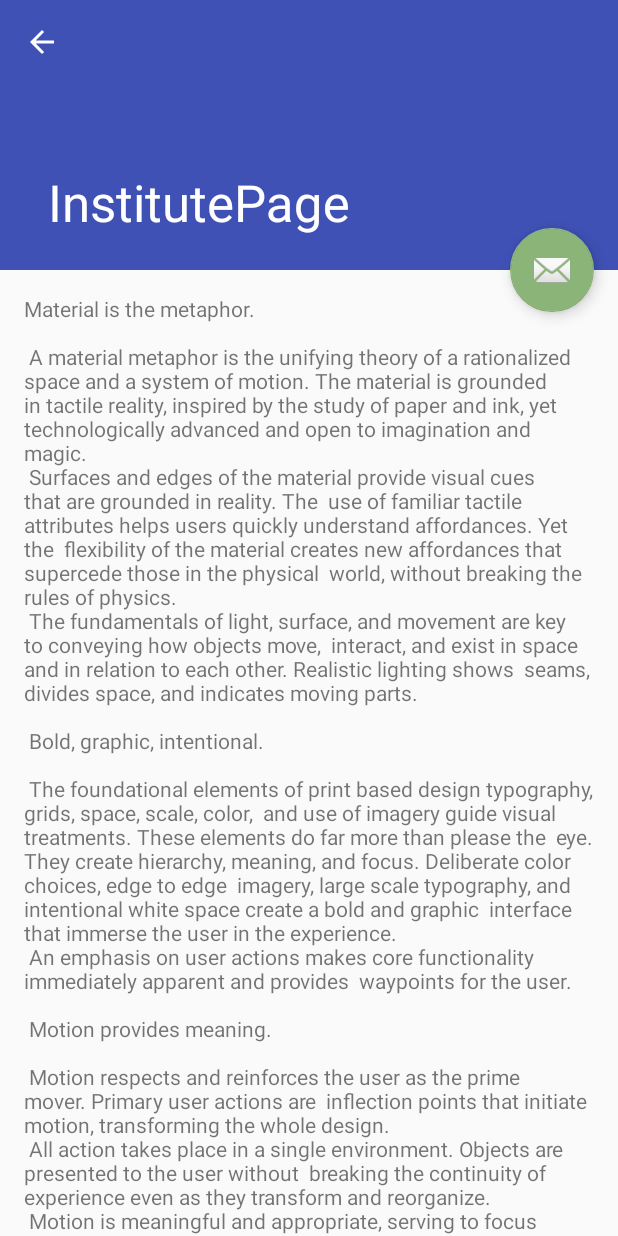
After one commit to Alekseych4/Vyzi2.0, an Android app: the InstitutePage screen opened directly, with no data from a screen before it, on a phone screen of 412 x 824 dp. The commit adds this screen. Run offline under Robolectric (Android 15) with nearby library versions, the phone set to English and light mode, and no system bars; 1 statement that could not run was skipped.

Commit message:
List of directions was added. NullPointerException in InstitutePage

```diff
--- /dev/null
+++ b/app/src/main/java/ru/abityrienty/vyzi/InstitutePage.java
@@ -0,0 +1,36 @@
+package ru.abityrienty.vyzi;
+
+import android.content.Intent;
+import android.os.Bundle;
+import android.support.design.widget.FloatingActionButton;
+import android.support.design.widget.Snackbar;
+import android.support.v7.app.AppCompatActivity;
+import android.support.v7.widget.Toolbar;
+import android.view.View;
+
+public class InstitutePage extends AppCompatActivity {
+    Intent receiveIntent;
+    int listId;
+
+    @Override
+    protected void onCreate(Bundle savedInstanceState) {
+        super.onCreate(savedInstanceState);
+        setContentView(R.layout.activity_institute_page);
+        Toolbar toolbar = (Toolbar) findViewById(R.id.toolbar);
+        setSupportActionBar(toolbar);
+
+        receiveIntent = getIntent();
+        Bundle bundle = receiveIntent.getExtras();
+        listId = bundle.getInt("_id");
+
+        FloatingActionButton fab = (FloatingActionButton) findViewById(R.id.fab);
+        fab.setOnClickListener(new View.OnClickListener() {
+            @Override
+            public void onClick(View view) {
+                Snackbar.make(view, "Replace with your own action", Snackbar.LENGTH_LONG)
+                        .setAction("Action", null).show();
+            }
+        });
+        getSupportActionBar().setDisplayHomeAsUpEnabled(true);
+    }
+}
--- a/app/src/main/java/ru/abityrienty/vyzi/ListOfVyziAdapter.java
+++ b/app/src/main/java/ru/abityrienty/vyzi/ListOfVyziAdapter.java
@@ -16,6 +16,11 @@ import android.widget.ImageView;
  */
 
 public class ListOfVyziAdapter extends SimpleCursorAdapter {
+
+    /**
+     * It's important to place column where you store images on the first place
+     * of the @from array
+     */
 
 
     Context ctx;
--- a/app/src/main/java/ru/abityrienty/vyzi/UniBriefInfoTable_Columns.java
+++ b/app/src/main/java/ru/abityrienty/vyzi/UniBriefInfoTable_Columns.java
@@ -5,6 +5,7 @@ package ru.abityrienty.vyzi;
  */
 
 public class UniBriefInfoTable_Columns {
+    public static final String ID = "_id";
     public static final String UNI_NAME = "university_name";
     public static final String CREATE_DATE = "creating_date";
     public static final String IMG_SRC = "img_src";
--- a/app/src/main/java/ru/abityrienty/vyzi/UniMainInfoConsts.java
+++ b/app/src/main/java/ru/abityrienty/vyzi/UniMainInfoConsts.java
@@ -5,9 +5,11 @@ package ru.abityrienty.vyzi;
  */
 
 public class UniMainInfoConsts {
+    public static final String ID = "_id";
     public static final String UNI_FULL_NAME = "university_name";
     public static final String UNI_BRIEF_NAME = "brief_name";
     public static final String INFO_ABOUT = "inf_about";
     public static final String IMG_SRC = "img_source";
     public static final String HISTORY_SRC = "history_source";
+    public static final String NEXT_TABLE ="next_table";
 }
--- /dev/null
+++ b/app/src/main/res/layout/activity_institute_page.xml
@@ -0,0 +1,46 @@
+<?xml version="1.0" encoding="utf-8"?>
+<android.support.design.widget.CoordinatorLayout xmlns:android="http://schemas.android.com/apk/res/android"
+    xmlns:app="http://schemas.android.com/apk/res-auto"
+    xmlns:tools="http://schemas.android.com/tools"
+    android:layout_width="match_parent"
+    android:layout_height="match_parent"
+    android:fitsSystemWindows="true"
+    tools:context="ru.abityrienty.vyzi.InstitutePage">
+
+    <android.support.design.widget.AppBarLayout
+        android:id="@+id/app_bar"
+        android:layout_width="match_parent"
+        android:layout_height="@dimen/app_bar_height"
+        android:fitsSystemWindows="true"
+        android:theme="@style/AppTheme.AppBarOverlay">
+
+        <android.support.design.widget.CollapsingToolbarLayout
+            android:id="@+id/toolbar_layout"
+            android:layout_width="match_parent"
+            android:layout_height="match_parent"
+            android:fitsSystemWindows="true"
+            app:contentScrim="?attr/colorPrimary"
+            app:layout_scrollFlags="scroll|exitUntilCollapsed">
+
+            <android.support.v7.widget.Toolbar
+                android:id="@+id/toolbar"
+                android:layout_width="match_parent"
+                android:layout_height="?attr/actionBarSize"
+                app:layout_collapseMode="pin"
+                app:popupTheme="@style/AppTheme.PopupOverlay" />
+
+        </android.support.design.widget.CollapsingToolbarLayout>
+    </android.support.design.widget.AppBarLayout>
+
+    <include layout="@layout/content_institute_page" />
+
+    <android.support.design.widget.FloatingActionButton
+        android:id="@+id/fab"
+        android:layout_width="wrap_content"
+        android:layout_height="wrap_content"
+        android:layout_margin="@dimen/fab_margin"
+        app:layout_anchor="@id/app_bar"
+        app:layout_anchorGravity="bottom|end"
+        app:srcCompat="@android:drawable/ic_dialog_email" />
+
+</android.support.design.widget.CoordinatorLayout>
--- a/app/src/main/res/layout/content_directions_list.xml
+++ b/app/src/main/res/layout/content_directions_list.xml
@@ -8,11 +8,10 @@
     tools:context="ru.abityrienty.vyzi.Directions_list"
     tools:showIn="@layout/activity_directions_list">
     <LinearLayout
-        android:layout_width="0dp"
+        android:layout_width="match_parent"
         android:layout_height="wrap_content"
         app:layout_constraintLeft_toLeftOf="parent"
-        app:layout_constraintRight_toRightOf="parent"
-        tools:layout_editor_absoluteY="0dp">
+        app:layout_constraintRight_toRightOf="parent">
     <ListView
         android:id="@+id/directions_list"
         android:layout_width="match_parent"
--- /dev/null
+++ b/app/src/main/res/layout/content_institute_page.xml
@@ -0,0 +1,17 @@
+<?xml version="1.0" encoding="utf-8"?>
+<android.support.v4.widget.NestedScrollView xmlns:android="http://schemas.android.com/apk/res/android"
+    xmlns:app="http://schemas.android.com/apk/res-auto"
+    xmlns:tools="http://schemas.android.com/tools"
+    android:layout_width="match_parent"
+    android:layout_height="match_parent"
+    app:layout_behavior="@string/appbar_scrolling_view_behavior"
+    tools:context="ru.abityrienty.vyzi.InstitutePage"
+    tools:showIn="@layout/activity_institute_page">
+
+    <TextView
+        android:layout_width="wrap_content"
+        android:layout_height="wrap_content"
+        android:layout_margin="@dimen/text_margin"
+        android:text="@string/large_text" />
+
+</android.support.v4.widget.NestedScrollView>
--- a/app/src/main/res/layout/content_university_main.xml
+++ b/app/src/main/res/layout/content_university_main.xml
@@ -15,7 +15,6 @@
         android:orientation="vertical">
         <info.hoang8f.widget.FButton
             android:id="@+id/directions_btn"
-            android:onClick="openDirections"
             style="@style/btn_introduction"
             android:text="@string/btn_directions"
             fbutton:buttonColor="@color/shadow2"
--- a/app/src/main/res/values/strings.xml
+++ b/app/src/main/res/values/strings.xml
@@ -122,4 +122,5 @@
     </string>
     <string name="action_settings">Settings</string>
     <string name="title_activity_directions_list">Directions_list</string>
+    <string name="title_activity_institute_page">InstitutePage</string>
 </resources>
```
Also changed, not shown: app/src/main/AndroidManifest.xml (+9 -0 lines), app/src/main/java/ru/abityrienty/vyzi/DirectionsTableColumns.java (added, +11 -0 lines), app/src/main/java/ru/abityrienty/vyzi/Directions_list.java (+31 -10 lines), app/src/main/java/ru/abityrienty/vyzi/List_of_Vyzi_activity.java (+8 -40 lines), app/src/main/java/ru/abityrienty/vyzi/MainActivity.java (+8 -1 lines), app/src/main/java/ru/abityrienty/vyzi/UniversityMainActivity.java (+14 -18 lines), app/src/main/res/menu/menu_institute_page.xml (added, +10 -0 lines), 1 other file.
